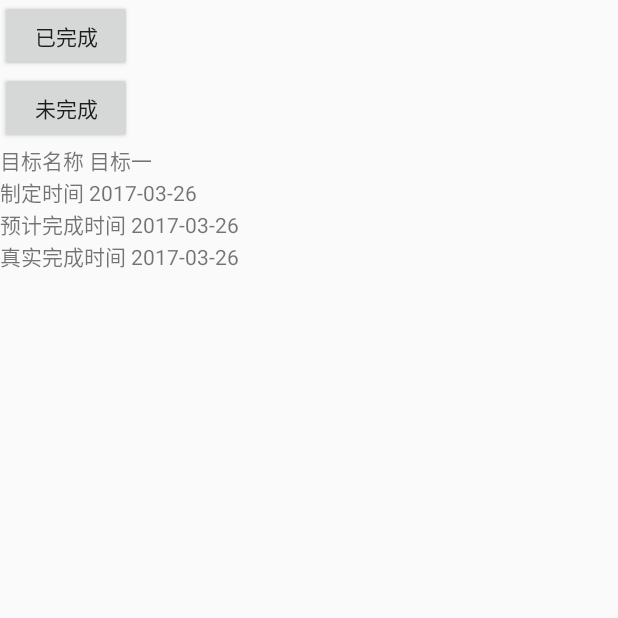
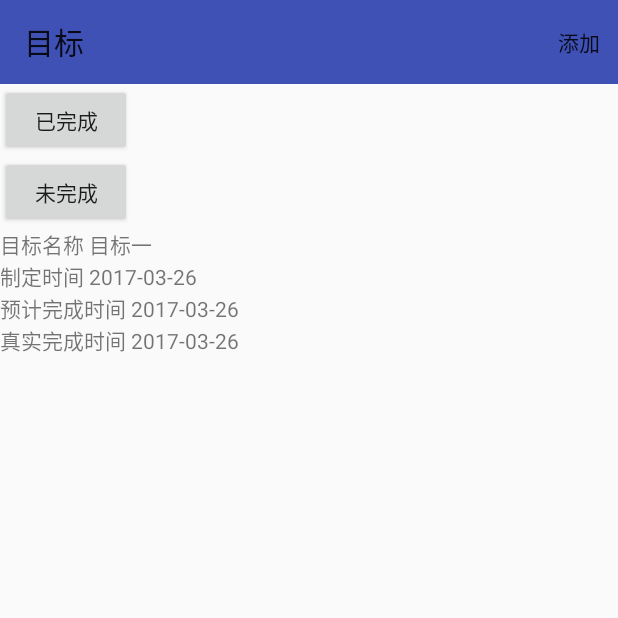
Before and after one commit to pollyyyuan/tagLife, an Android app: the TargetManagerActivity screen opened directly, with no data from a screen before it, on a phone screen of 412 x 824 dp, the top half of it. Run offline under Robolectric (Android 15) with nearby library versions, the phone set to English and light mode, and no system bars.

Commit message:
完善目标管理添加按钮

```diff
--- a/app/src/main/java/me/yuanye/taglife/TargetManagerActivity.java
+++ b/app/src/main/java/me/yuanye/taglife/TargetManagerActivity.java
@@ -2,12 +2,25 @@ package me.yuanye.taglife;
 
 import android.os.Bundle;
 import android.support.v7.app.AppCompatActivity;
+import android.support.v7.widget.Toolbar;
+import android.view.Menu;
 
 public class TargetManagerActivity extends AppCompatActivity {
+
+    private Toolbar toolbar;
 
     @Override
     protected void onCreate(Bundle savedInstanceState) {
         super.onCreate(savedInstanceState);
         setContentView(R.layout.target_manager_activity);
+        toolbar = (Toolbar)findViewById(R.id.target_manager_toolbar);
+        toolbar.setTitle("目标");
+        setSupportActionBar(toolbar);
+    }
+
+    @Override
+    public boolean onCreateOptionsMenu(Menu menu) {
+        getMenuInflater().inflate(R.menu.menu_target_manager, menu);
+        return true;
     }
 }
--- a/app/src/main/res/layout/target_manager_activity.xml
+++ b/app/src/main/res/layout/target_manager_activity.xml
@@ -2,7 +2,15 @@
 <LinearLayout xmlns:android="http://schemas.android.com/apk/res/android"
     android:layout_width="match_parent"
     android:layout_height="match_parent"
+    xmlns:app="http://schemas.android.com/apk/res-auto"
     android:orientation="vertical">
+
+    <android.support.v7.widget.Toolbar
+        android:id="@+id/target_manager_toolbar"
+        android:layout_width="match_parent"
+        android:layout_height="?attr/actionBarSize"
+        android:background="?attr/colorPrimary"
+        app:popupTheme="@style/AppTheme.PopupOverlay" />
 
     <LinearLayout
         android:layout_width="match_parent"
@@ -96,5 +104,6 @@
 
     </LinearLayout>
 
+    <include layout="@layout/navigation_view" />
 
 </LinearLayout>
--- /dev/null
+++ b/app/src/main/res/menu/menu_target_manager.xml
@@ -0,0 +1,12 @@
+<menu xmlns:android="http://schemas.android.com/apk/res/android"
+    xmlns:app="http://schemas.android.com/apk/res-auto"
+    xmlns:tools="http://schemas.android.com/tools"
+    tools:context="me.yuanye.taglife.TargetManagerActivity">
+
+    <item
+        android:id="@+id/target_manager"
+        android:orderInCategory="100"
+        android:title="添加"
+        app:showAsAction="always" />
+
+</menu>
```
Also changed, not shown: app/src/main/res/layout/activity_main.xml (+16 -13 lines), app/src/main/res/layout/navigation_view.xml (added, +14 -0 lines).
